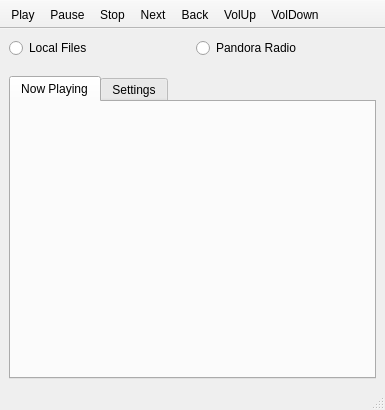
Above: src-qt5/desktop-utils/lumina-mediaplayer/mainUI.ui from lumina-desktop/lumina before the change. Below: the same form after it.
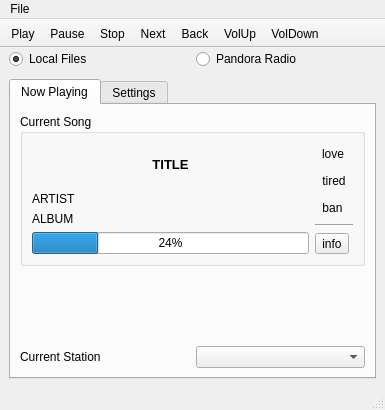
That is the form after the change. The open tabs and pages were chosen to show the change.

Commit message: Get the new lumina-mediaplayer semi-working. If pianobar is installed, it can now use it to play Pandora radio stations - but most of the interactive buttons have not been hooked up to the backend process yet.

Patch:
```diff
--- a/src-qt5/desktop-utils/lumina-mediaplayer/mainUI.ui
+++ b/src-qt5/desktop-utils/lumina-mediaplayer/mainUI.ui
@@ -33,11 +33,20 @@
     <item>
      <widget class="QFrame" name="frame_type">
       <layout class="QHBoxLayout" name="horizontalLayout">
+       <property name="topMargin">
+        <number>1</number>
+       </property>
+       <property name="bottomMargin">
+        <number>1</number>
+       </property>
        <item>
         <widget class="QRadioButton" name="radio_local">
          <property name="text">
           <string>Local Files</string>
          </property>
+         <property name="checked">
+          <bool>true</bool>
+         </property>
         </widget>
        </item>
        <item>
@@ -64,6 +73,146 @@
            <attribute name="title">
             <string>Now Playing</string>
            </attribute>
+           <layout class="QVBoxLayout" name="verticalLayout_5">
+            <item>
+             <widget class="QGroupBox" name="groupBox_2">
+              <property name="title">
+               <string>Current Song</string>
+              </property>
+              <layout class="QHBoxLayout" name="horizontalLayout_3">
+               <item>
+                <layout class="QVBoxLayout" name="verticalLayout_4">
+                 <item>
+                  <widget class="QLabel" name="label_pandora_title">
+                   <property name="sizePolicy">
+                    <sizepolicy hsizetype="Expanding" vsizetype="Expanding">
+                     <horstretch>0</horstretch>
+                     <verstretch>0</verstretch>
+                    </sizepolicy>
+                   </property>
+                   <property name="font">
+                    <font>
+                     <pointsize>10</pointsize>
+                     <weight>75</weight>
+                     <bold>true</bold>
+                    </font>
+                   </property>
+                   <property name="text">
+                    <string>TITLE</string>
+                   </property>
+                   <property name="alignment">
+                    <set>Qt::AlignCenter</set>
+                   </property>
+                   <property name="openExternalLinks">
+                    <bool>false</bool>
+                   </property>
+                  </widget>
+                 </item>
+                 <item>
+                  <widget class="QLabel" name="label_pandora_artist">
+                   <property name="text">
+                    <string>ARTIST</string>
+                   </property>
+                  </widget>
+                 </item>
+                 <item>
+                  <widget class="QLabel" name="label_pandora_album">
+                   <property name="text">
+                    <string>ALBUM</string>
+                   </property>
+                  </widget>
+                 </item>
+                 <item>
+                  <widget class="QProgressBar" name="progress_pandora">
+                   <property name="value">
+                    <number>24</number>
+                   </property>
+                  </widget>
+                 </item>
+                </layout>
+               </item>
+               <item>
+                <layout class="QVBoxLayout" name="verticalLayout_3">
+                 <item>
+                  <widget class="QToolButton" name="tool_pandora_love">
+                   <property name="text">
+                    <string notr="true">love</string>
+                   </property>
+                   <property name="checkable">
+                    <bool>true</bool>
+                   </property>
+                   <property name="autoRaise">
+                    <bool>true</bool>
+                   </property>
+                  </widget>
+                 </item>
+                 <item>
+                  <widget class="QToolButton" name="tool_pandora_tired">
+                   <property name="text">
+                    <string notr="true">tired</string>
+                   </property>
+                   <property name="autoRaise">
+                    <bool>true</bool>
+                   </property>
+                  </widget>
+                 </item>
+                 <item>
+                  <widget class="QToolButton" name="tool_pandora_ban">
+                   <property name="text">
+                    <string notr="true">ban</string>
+                   </property>
+                   <property name="autoRaise">
+                    <bool>true</bool>
+                   </property>
+                  </widget>
+                 </item>
+                 <item>
+                  <widget class="Line" name="line">
+                   <property name="orientation">
+                    <enum>Qt::Horizontal</enum>
+                   </property>
+                  </widget>
+                 </item>
+                 <item>
+                  <widget class="QToolButton" name="tool_pandora_info">
+                   <property name="text">
+                    <string notr="true">info</string>
+                   </property>
+                  </widget>
+                 </item>
+                </layout>
+               </item>
+              </layout>
+             </widget>
+            </item>
+            <item>
+             <spacer name="verticalSpacer_2">
+              <property name="orientation">
+               <enum>Qt::Vertical</enum>
+              </property>
+              <property name="sizeHint" stdset="0">
+               <size>
+                <width>20</width>
+                <height>40</height>
+               </size>
+              </property>
+             </spacer>
+            </item>
+            <item>
+             <layout class="QHBoxLayout" name="horizontalLayout_4">
+              <item>
+               <widget class="QLabel" name="label_6">
+                <property name="text">
+                 <string>Current Station</string>
+                </property>
+               </widget>
+              </item>
+              <item>
+               <widget class="QComboBox" name="combo_pandora_station"/>
+              </item>
+             </layout>
+            </item>
+           </layout>
           </widget>
           <widget class="QWidget" name="tab_pandora_settings">
            <attribute name="title">
@@ -84,9 +233,19 @@
      <x>0</x>
      <y>0</y>
      <width>385</width>
-     <height>22</height>
+     <height>20</height>
     </rect>
    </property>
+   <widget class="QMenu" name="menuFile">
+    <property name="title">
+     <string>File</string>
+    </property>
+    <addaction name="separator"/>
+    <addaction name="actionClose_to_tray_when_running"/>
+    <addaction name="separator"/>
+    <addaction name="actionClose"/>
+   </widget>
+   <addaction name="menuFile"/>
   </widget>
   <widget class="QStatusBar" name="statusbar"/>
   <widget class="QToolBar" name="toolBar">
```
Left out of the diff: 149 changed lines with no effect on the pictures. The commit also changes 6 other files.
